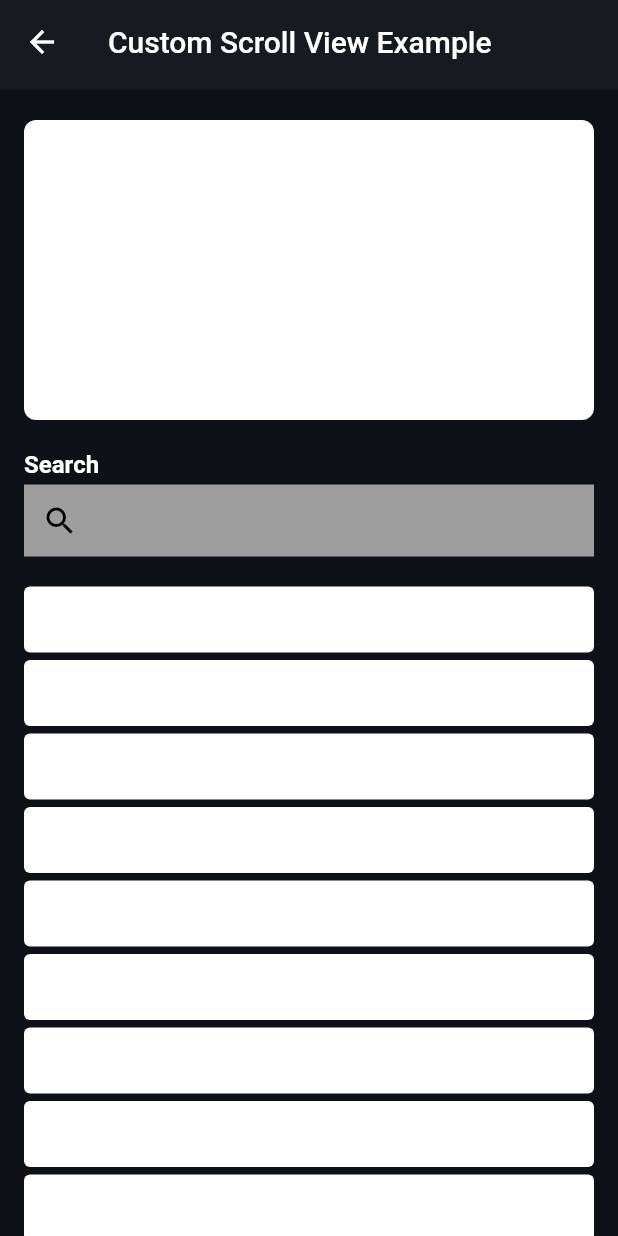
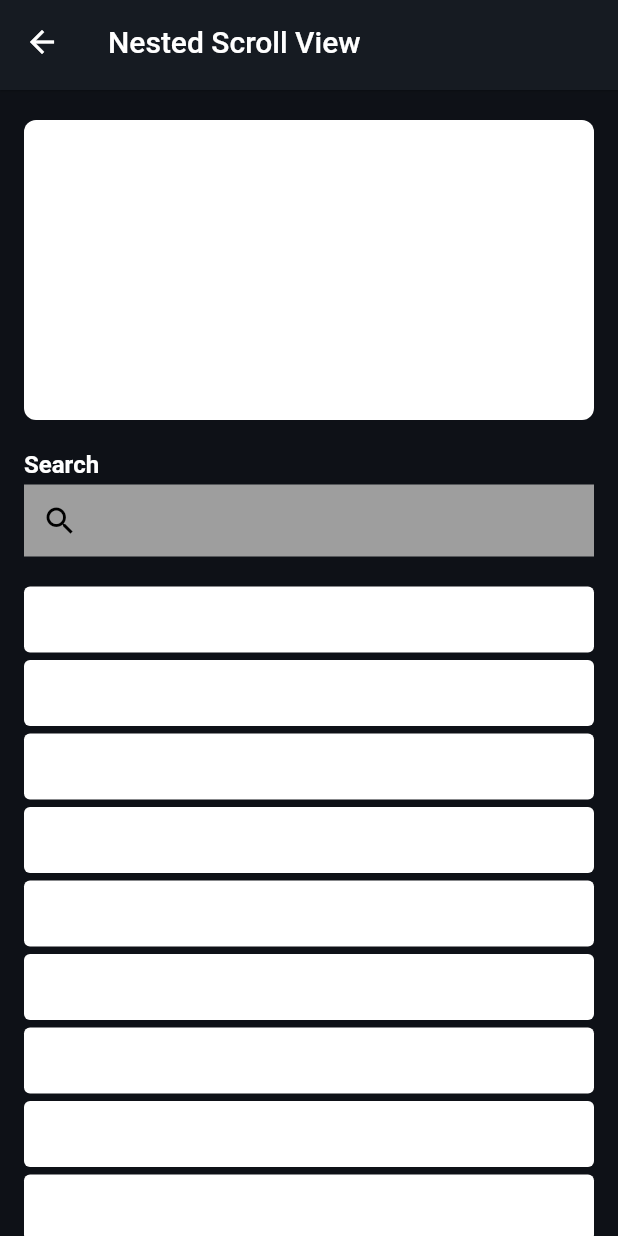
Before and after one commit to Prayash07/scrollview_flutter, a Flutter app: the NestedScrollViewExample screen opened by its route, on a phone screen of 412 x 824 dp. Run offline on Flutter 3.47's test engine with Material 2 defaults, Android fonts, the phone set to English and light mode, and no system bars; our stand-ins replace page_transition, sliver_tools.

Commit message:
fix: custom appbar

```diff
--- a/lib/core/appbar/appbar.dart
+++ b/lib/core/appbar/appbar.dart
@@ -1,14 +1,19 @@
+// ignore_for_file: public_member_api_docs, sort_constructors_first
 import 'package:flutter/material.dart';
 
 class CustomAppbar extends StatelessWidget {
-  const CustomAppbar({super.key});
+  const CustomAppbar({
+    Key? key,
+    required this.title,
+  }) : super(key: key);
+  final String title;
 
   @override
   Widget build(BuildContext context) {
     return AppBar(
-      title: const Text(
-        "Custom Scroll View Example",
-        style: TextStyle(
+      title: Text(
+        title,
+        style: const TextStyle(
           color: Colors.white,
         ),
       ),
--- a/lib/core/routes/route_generator.dart
+++ b/lib/core/routes/route_generator.dart
@@ -10,18 +10,18 @@ class ApprouteGenerator {
     switch (settings.name) {
       case AppRoute.homepage:
         return PageTransition(
-            child: const HomePage(), type: PageTransitionType.leftToRight);
+            child: const HomePage(), type: PageTransitionType.rightToLeft);
       case AppRoute.customScrollView:
         return PageTransition(
             child: const CustomScrollViewExample(),
-            type: PageTransitionType.leftToRight);
+            type: PageTransitionType.rightToLeft);
       case AppRoute.nestedScrollView:
         return PageTransition(
             child: const NestedScrollViewExample(),
-            type: PageTransitionType.leftToRight);
+            type: PageTransitionType.rightToLeft);
       default:
         return PageTransition(
-            child: const HomePage(), type: PageTransitionType.leftToRight);
+            child: const HomePage(), type: PageTransitionType.rightToLeft);
     }
   }
 }
--- a/lib/features/customScrollView/presentation/pages/custom_scroll_view.dart
+++ b/lib/features/customScrollView/presentation/pages/custom_scroll_view.dart
@@ -14,7 +14,9 @@ class CustomScrollViewExample extends StatelessWidget {
       backgroundColor: const Color(0xff0E1117),
       appBar: const PreferredSize(
         preferredSize: Size.fromHeight(60),
-        child: CustomAppbar(),
+        child: CustomAppbar(
+          title: "Custom Scroll View",
+        ),
       ),
       body: CustomScrollView(
         slivers: [
--- a/lib/features/homepage/presentation/pages/homepage.dart
+++ b/lib/features/homepage/presentation/pages/homepage.dart
@@ -11,7 +11,9 @@ class HomePage extends StatelessWidget {
       backgroundColor: const Color(0xff0E1117),
       appBar: const PreferredSize(
         preferredSize: Size.fromHeight(60),
-        child: CustomAppbar(),
+        child: CustomAppbar(
+          title: "Home Page",
+        ),
       ),
       body: Padding(
         padding: const EdgeInsets.symmetric(horizontal: 16),
--- a/lib/features/nestedScrollView/presentation/pages/nested_scroll_view.dart
+++ b/lib/features/nestedScrollView/presentation/pages/nested_scroll_view.dart
@@ -14,7 +14,9 @@ class NestedScrollViewExample extends StatelessWidget {
       backgroundColor: const Color(0xff0E1117),
       appBar: const PreferredSize(
         preferredSize: Size.fromHeight(60),
-        child: CustomAppbar(),
+        child: CustomAppbar(
+          title: "Nested Scroll View",
+        ),
       ),
       body: NestedScrollView(
           headerSliverBuilder: ((context, innerBoxIsScrolled) {
--- a/lib/main.dart
+++ b/lib/main.dart
@@ -1,6 +1,5 @@
 import 'package:flutter/material.dart';
 import 'package:flutter_scrollview/core/routes/route_generator.dart';
-import 'package:flutter_scrollview/features/homepage/presentation/pages/homepage.dart';
 
 void main() {
   runApp(const MyApp());
```
